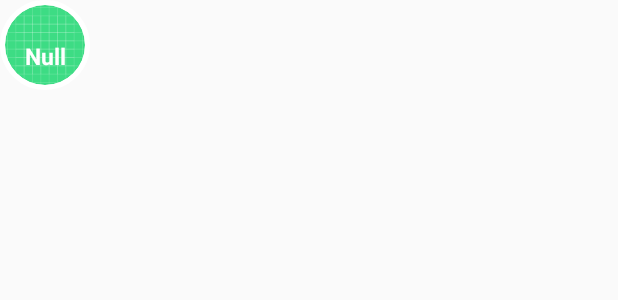
After one commit to Baebin/BBFindingFriends, an Android app: the layout friend_item.xml on its own in the app's theme, with its tools: preview values and no code run, on a phone screen of 412 x 824 dp. The commit adds this screen. Shown: the top 300 px of the screen. Run offline under Robolectric (Android 15) with nearby library versions, the phone set to English and light mode, and no system bars.

Commit message:
Added - Friend.java - FriendsAdapter.java - FriendsClickListener.java
- friend_item.xml

Edited
- MainActivity.java
- RegisterActivity.java

- activity_drawer_main.xml
- activity_login.xml
- activity_main.xml
- AndroidManifest.xml

- build.gradle
- strings.xml

```diff
--- a/app/build.gradle
+++ b/app/build.gradle
@@ -45,4 +45,6 @@ dependencies {
     implementation 'com.google.android.gms:play-services-location:18.0.0'
 
     implementation 'com.github.pedroSG94:AutoPermissions:1.0.3'
+
+    implementation 'de.hdodenhof:circleimageview:3.1.0'
 }
--- /dev/null
+++ b/app/src/main/java/com/techtown/bbfindingfriends/FriendsClickListener.java
@@ -0,0 +1,5 @@
+package com.techtown.bbfindingfriends;
+
+public interface FriendsClickListener {
+    void onItemClick();
+}
--- a/app/src/main/java/com/techtown/bbfindingfriends/RegisterActivity.java
+++ b/app/src/main/java/com/techtown/bbfindingfriends/RegisterActivity.java
@@ -59,7 +59,7 @@ public class RegisterActivity extends AppCompatActivity {
         // Firebase
         firebaseAuth = FirebaseAuth.getInstance();
         fdb = FirebaseDatabase.getInstance();
-        myRef = fdb.getReference("Users");
+        myRef = fdb.getReference(getString(R.string.db_users));
 
         final Vibrator vibrator = (Vibrator) getSystemService(Context.VIBRATOR_SERVICE);
 
@@ -126,7 +126,7 @@ public class RegisterActivity extends AppCompatActivity {
                 int i = 0;
                 for (DataSnapshot child : snapshot.getChildren()) {
                     i++;
-                    String nick = child.child("Nickname").getValue().toString();
+                    String nick = child.child(getString(R.string.db_child_nick)).getValue().toString();
                     Log.d(TAG, i + ". " + nick + ": " + child);
 
                     if (nickname.toLowerCase().equals(nick.toLowerCase())) {
@@ -157,7 +157,7 @@ public class RegisterActivity extends AppCompatActivity {
 
                     FirebaseUser user = task.getResult().getUser();
                     String UID = user.getUid();
-                    myRef.child(UID).child("Nickname").setValue(nickname);
+                    myRef.child(UID).child(getString(R.string.db_child_nick)).setValue(nickname);
 
                     Log.d(TAG, "UID: " + UID);
 
--- a/app/src/main/res/layout/activity_login.xml
+++ b/app/src/main/res/layout/activity_login.xml
@@ -147,5 +147,4 @@
         </LinearLayout>
     </LinearLayout>
 
-
 </LinearLayout>
--- /dev/null
+++ b/app/src/main/res/layout/friend_item.xml
@@ -0,0 +1,38 @@
+<?xml version="1.0" encoding="utf-8"?>
+<androidx.constraintlayout.widget.ConstraintLayout xmlns:android="http://schemas.android.com/apk/res/android"
+    xmlns:app="http://schemas.android.com/apk/res-auto"
+    android:layout_width="60dp"
+    android:layout_height="60dp">
+
+    <de.hdodenhof.circleimageview.CircleImageView
+        android:id="@+id/iv_image"
+        android:layout_width="0dp"
+        android:layout_height="wrap_content"
+        android:src="@drawable/ic_launcher_background"
+        app:civ_border_color="#ffffff"
+        app:civ_border_width="3dp"
+        app:layout_constraintBottom_toBottomOf="parent"
+        app:layout_constraintEnd_toEndOf="parent"
+        app:layout_constraintStart_toStartOf="parent"
+        app:layout_constraintTop_toTopOf="parent">
+    </de.hdodenhof.circleimageview.CircleImageView>
+
+    <TextView
+        android:id="@+id/tv_name"
+        android:layout_width="match_parent"
+        android:layout_height="30dp"
+        android:layout_marginLeft="10dp"
+        android:layout_marginRight="10dp"
+        android:layout_marginTop="15dp"
+        app:layout_constraintBottom_toBottomOf="parent"
+        app:layout_constraintEnd_toEndOf="parent"
+        app:layout_constraintStart_toStartOf="parent"
+        app:layout_constraintTop_toTopOf="parent"
+        android:gravity="center"
+        android:visibility="visible"
+        android:text="Null"
+        android:textSize="15sp"
+        android:textStyle="bold"
+        android:textColor="@color/white" />
+
+</androidx.constraintlayout.widget.ConstraintLayout>
--- a/app/src/main/res/values/strings.xml
+++ b/app/src/main/res/values/strings.xml
@@ -1,3 +1,5 @@
 <resources>
     <string name="app_name">BBFindingFriends</string>
+    <string name="db_users">Users</string>
+    <string name="db_child_nick">Nickname</string>
 </resources>
```
Also changed, not shown: app/src/main/AndroidManifest.xml (+5 -3 lines), app/src/main/java/com/techtown/bbfindingfriends/Friend.java (added, +60 -0 lines), app/src/main/java/com/techtown/bbfindingfriends/FriendsAdapter.java (added, +81 -0 lines), app/src/main/java/com/techtown/bbfindingfriends/MainActivity.java (+32 -4 lines), app/src/main/res/layout/activity_drawer_main.xml (+9 -1 lines), app/src/main/res/layout/activity_main.xml (+17 -2 lines).
